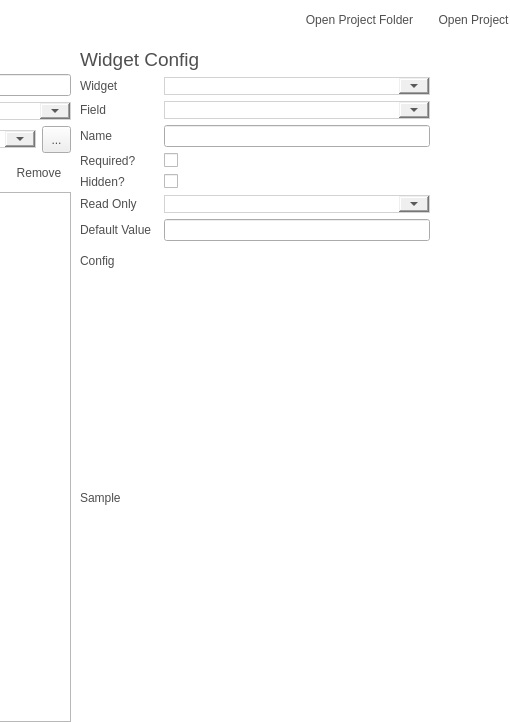
First picture: the form in src/configmanager/ui/ui_projectwidget.ui, repository roam-qgis/Roam, before the edit; both pictures show x 609 to 1119 and y 0 to 722 of the 1294 by 722 pixel window.
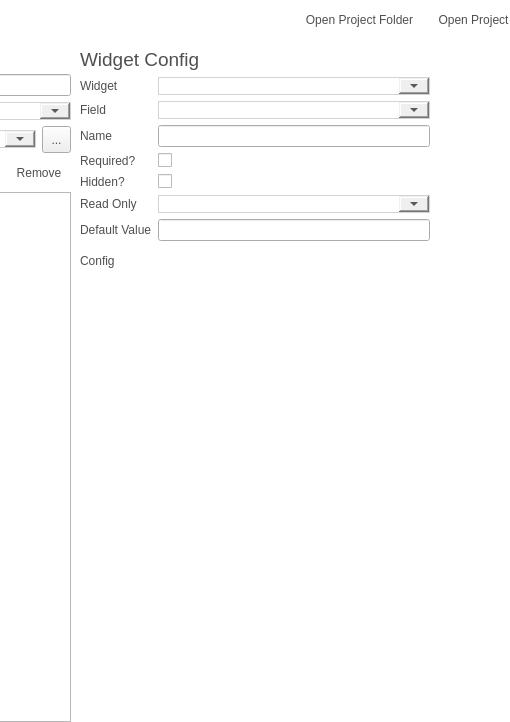
Second picture: the form after the edit. Icons and pictures are not drawn. Custom widgets are drawn as their Qt base class.

Commit message: Fix #47 - Bigger headers and no lines. Fix #43 - Fix spelling

Patch:
```diff
--- a/src/configmanager/ui/ui_projectwidget.ui
+++ b/src/configmanager/ui/ui_projectwidget.ui
@@ -612,7 +612,7 @@
              <property name="bottomMargin">
               <number>0</number>
              </property>
-             <item row="6" column="3">
+             <item row="6" column="2">
               <widget class="QCheckBox" name="hiddenCheck">
                <property name="text">
                 <string/>
@@ -651,10 +651,10 @@
                </property>
               </widget>
              </item>
-             <item row="8" column="3">
+             <item row="8" column="2">
               <widget class="QLineEdit" name="defaultvalueText"/>
              </item>
-             <item row="2" column="3">
+             <item row="2" column="2">
               <widget class="QComboBox" name="fieldList">
                <property name="enabled">
                 <bool>true</bool>
@@ -684,7 +684,7 @@
                </property>
               </widget>
              </item>
-             <item row="1" column="3">
+             <item row="1" column="2">
               <widget class="QComboBox" name="widgetCombo"/>
              </item>
              <item row="9" column="1" colspan="3">
@@ -712,7 +712,7 @@
                </property>
               </widget>
              </item>
-             <item row="5" column="3">
+             <item row="5" column="2">
               <widget class="QCheckBox" name="requiredCheck">
                <property name="text">
                 <string/>
@@ -751,7 +751,7 @@
                </property>
               </widget>
              </item>
-             <item row="4" column="3">
+             <item row="4" column="2">
               <widget class="QLineEdit" name="nameText"/>
              </item>
              <item row="7" column="1">
@@ -770,7 +770,7 @@
                </property>
               </widget>
              </item>
-             <item row="7" column="3">
+             <item row="7" column="2">
               <widget class="QComboBox" name="readonlyCombo"/>
              </item>
              <item row="0" column="1" colspan="3">
@@ -792,7 +792,7 @@
                </property>
               </widget>
              </item>
-             <item row="10" column="1" colspan="3">
+             <item row="10" column="1" colspan="2">
               <widget class="QFrame" name="widgetFrame_2">
                <property name="enabled">
                 <bool>true</bool>
@@ -841,52 +841,6 @@
                </layout>
               </widget>
              </item>
-             <item row="14" column="1" colspan="3">
-              <widget class="QFrame" name="widgetConfig">
-               <property name="enabled">
-                <bool>true</bool>
-               </property>
-               <property name="sizePolicy">
-                <sizepolicy hsizetype="Expanding" vsizetype="Preferred">
-                 <horstretch>0</horstretch>
-                 <verstretch>0</verstretch>
-                </sizepolicy>
-               </property>
-               <property name="minimumSize">
-                <size>
-                 <width>350</width>
-                 <height>0</height>
-                </size>
-               </property>
-               <property name="baseSize">
-                <size>
-                 <width>200</width>
-                 <height>0</height>
-                </size>
-               </property>
-               <layout class="QVBoxLayout" name="verticalLayout_4">
-                <property name="margin">
-                 <number>0</number>
-                </property>
-                <item>
-                 <widget class="QLabel" name="label_15">
-                  <property name="text">
-                   <string>Sample</string>
-                  </property>
-                  <property name="isheader" stdset="0">
-                   <bool>true</bool>
-                  </property>
-                 </widget>
-                </item>
-                <item>
-                 <widget class="QStackedWidget" name="samplestack">
-                  <widget class="QWidget" name="page_6"/>
-                  <widget class="QWidget" name="page_7"/>
-                 </widget>
-                </item>
-               </layout>
-              </widget>
-             </item>
             </layout>
            </widget>
           </item>
```
Left out of the diff: 36 changed lines with no effect on the pictures. The commit also changes 1 other file.
